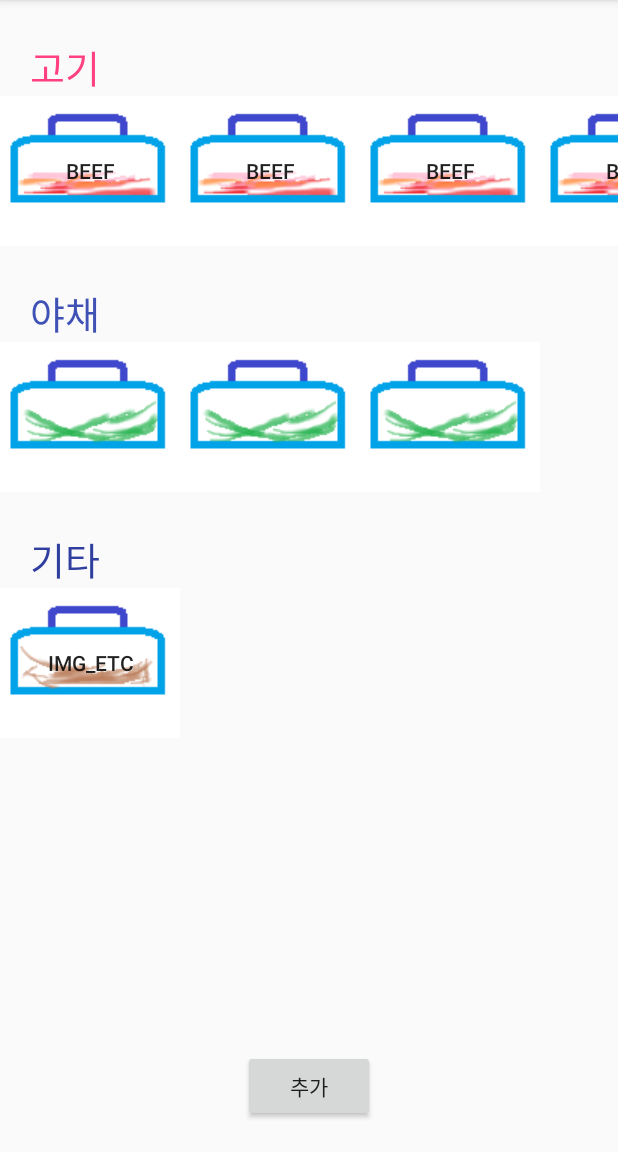
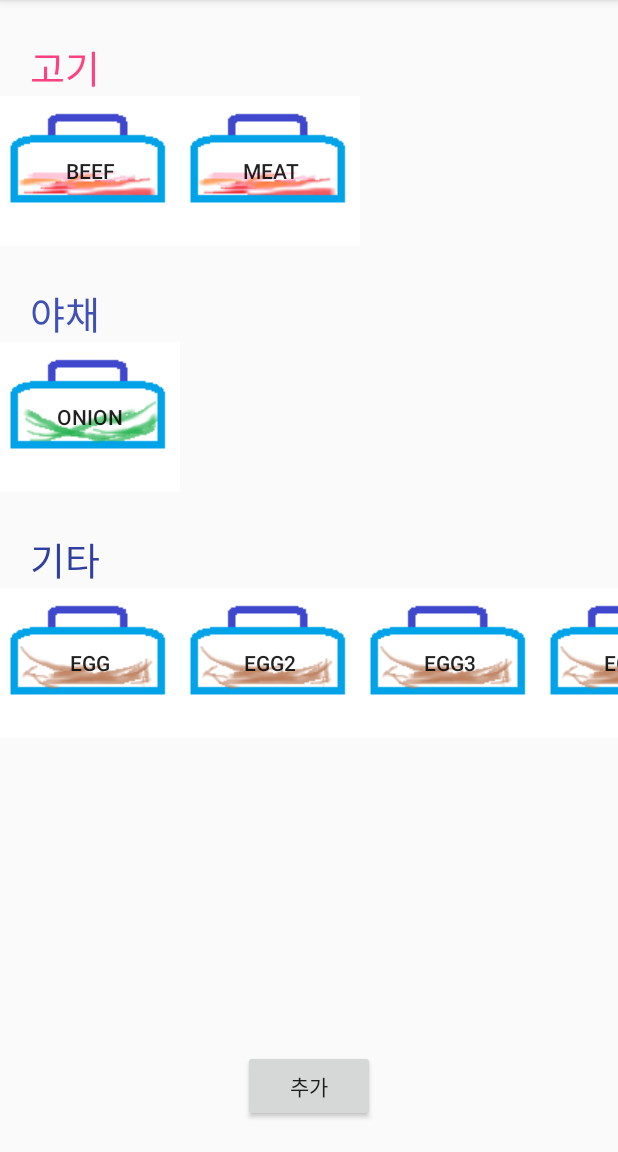
Before and after one commit to doodoo1213/Please_refrigerator, an Android app: the screen it shows after launch (MainActivity), on a phone screen of 412 x 824 dp, the part 84-1236 px from its top. Run offline under Robolectric (Android 15) with nearby library versions, the phone set to English and light mode, and no system bars; our stand-ins replace ButterKnife.

Commit message:
-버튼 내용입력 블록 -버튼 이벤트

```diff
--- a/app/src/main/java/com/example/kimjuyoung/please_refrigerator/activity/MainActivity.java
+++ b/app/src/main/java/com/example/kimjuyoung/please_refrigerator/activity/MainActivity.java
@@ -1,5 +1,9 @@
 package com.example.kimjuyoung.please_refrigerator.activity;
 
+import android.annotation.SuppressLint;
+import android.app.AlertDialog;
+import android.content.Context;
+import android.content.DialogInterface;
 import android.support.v7.app.AppCompatActivity;
 import android.os.Bundle;
 import android.view.View;
@@ -8,13 +12,28 @@ import android.widget.LinearLayout;
 
 import com.example.kimjuyoung.please_refrigerator.R;
 
+import java.util.ArrayList;
 import java.util.Vector;
 
 import butterknife.BindView;
 import butterknife.ButterKnife;
 import butterknife.OnClick;
 
-public class MainActivity extends AppCompatActivity {
+class Food_info{ //음식정보 저장용
+    String name;
+    String exp;
+
+    Food_info(String name_in,String exp_in){
+        name = name_in;
+        exp = exp_in;
+    }
+}
+
+public class MainActivity extends AppCompatActivity implements  View.OnClickListener{
+
+    ArrayList<Food_info> meat_info = new ArrayList<Food_info>(0);
+    ArrayList<Food_info> vege_info = new ArrayList<Food_info>(0);
+    ArrayList<Food_info> etc_info = new ArrayList<Food_info>(0);
 
     @BindView(R.id.list_meat) LinearLayout meatList;
     @BindView(R.id.list_vegetable) LinearLayout vegetableList;
@@ -28,40 +47,55 @@ public class MainActivity extends AppCompatActivity {
 
         initList();
     }
+    //input data
+    private void input_data(){
+        meat_info.add(new Food_info("Beef", "2015.01.01"));
+        meat_info.add(new Food_info("Meat", "2015.01.02"));
+
+        vege_info.add(new Food_info("onion", "2015.01.01"));
+
+        etc_info.add(new Food_info("egg", "2015.01.01"));
+        etc_info.add(new Food_info("egg2", "2015.01.02"));
+        etc_info.add(new Food_info("egg3", "2015.01.02"));
+        etc_info.add(new Food_info("egg4", "2015.01.02"));
+        etc_info.add(new Food_info("egg5", "2015.01.02"));
+    }
+
 
     /**
      * List 생성 메소드
      */
     private void initList() {
+        input_data();
         //버튼 추가
         Vector<Button> btn_meats = new Vector<>(0);
-        int meat = 5; //음식종류가 '육류'인 튜플 수
-        for (int i = 0; i < meat; i++) {// 원하는 수만큼 버튼 생성
-            Button m = new Button(this);
-            btn_meats.addElement(m);
-            btn_meats.elementAt(i).setText("Beef");
+        for (int i = 0; i < meat_info.size(); i++) {// 원하는 수만큼 버튼 생성
+            btn_meats.addElement(new Button(this));
+            btn_meats.elementAt(i).setText(meat_info.get(i).name);
             btn_meats.elementAt(i).setBackgroundResource(R.drawable.img_meat);
             meatList.addView(btn_meats.elementAt(i));
+            btn_meats.elementAt(i).setId(100+i);
+            btn_meats.elementAt(i).setOnClickListener(this);
         }
 
         Vector<Button> btn_vegetables = new Vector<>(0);
-        int vegetable = 3;//음식종류가 '야채'인 튜플 수
-        for (int j = 0; j < vegetable; j++) {// 원하는 수만큼 버튼 생성
-            Button v = new Button(this);
-            btn_vegetables.addElement(v);
-            btn_vegetables.elementAt(j).setText("");
-            btn_vegetables.elementAt(j).setBackgroundResource(R.drawable.img_vegetable);
-            vegetableList.addView(btn_vegetables.elementAt(j));
+        for (int i = 0; i < vege_info.size(); i++) {// 원하는 수만큼 버튼 생성
+            btn_vegetables.addElement(new Button(this));
+            btn_vegetables.elementAt(i).setText(vege_info.get(i).name);
+            btn_vegetables.elementAt(i).setBackgroundResource(R.drawable.img_vegetable);
+            vegetableList.addView(btn_vegetables.elementAt(i));
+            btn_vegetables.elementAt(i).setId(200+i);
+            btn_vegetables.elementAt(i).setOnClickListener(this);
         }
 
         Vector<Button> btn_etcs = new Vector<>(0);
-        int etc = 1;//음식종류가 '기타'인 튜플 수
-        for (int k = 0; k < etc; k++) {// 원하는 수만큼 버튼 생성
-            Button e = new Button(this);
-            btn_etcs.addElement(e);
-            btn_etcs.elementAt(k).setText("img_etc");
-            btn_etcs.elementAt(k).setBackgroundResource(R.drawable.img_etc);
-            etcList.addView(btn_etcs.elementAt(k));
+        for (int i = 0; i < etc_info.size(); i++) {// 원하는 수만큼 버튼 생성
+            btn_etcs.addElement(new Button(this));
+            btn_etcs.elementAt(i).setText(etc_info.get(i).name);
+            btn_etcs.elementAt(i).setBackgroundResource(R.drawable.img_etc);
+            etcList.addView(btn_etcs.elementAt(i));
+            btn_etcs.elementAt(i).setId(300+i);
+            btn_etcs.elementAt(i).setOnClickListener(this);
         }
     }
 
@@ -71,4 +105,39 @@ public class MainActivity extends AppCompatActivity {
         // startActivity(input);
         finish();
     }
+    @SuppressLint("ResourceType")
+    public void onClick(View v){
+
+        int index;
+        index = v.getId()%100; //버튼의 분류
+
+        switch(v.getId()/100){ //category의 분류
+            case 1 : Show_info(meat_info.get(index));break;
+            case 2 : Show_info(vege_info.get(index));break;
+            case 3 : Show_info(etc_info.get(index));break;
+        }
+    }
+
+    private void Show_info(Food_info  food){
+
+        final Context context = this;
+        AlertDialog.Builder alertDialogBuilder = new AlertDialog.Builder(context);
+        // 제목셋팅
+        alertDialogBuilder.setTitle("정보확인");
+
+        alertDialogBuilder
+                .setMessage("이름 : " + food.name + "\n유통기한 : " + food.exp)
+                .setCancelable(false)
+                .setPositiveButton("확인",
+                        new DialogInterface.OnClickListener() {
+                            public void onClick(
+                                    DialogInterface dialog, int id) {
+                                // 다이얼로그를 취소한다
+                                dialog.cancel();
+                            }
+                        });
+        AlertDialog alertDialog = alertDialogBuilder.create();
+        alertDialog.show();
+    }
+
 }
```
